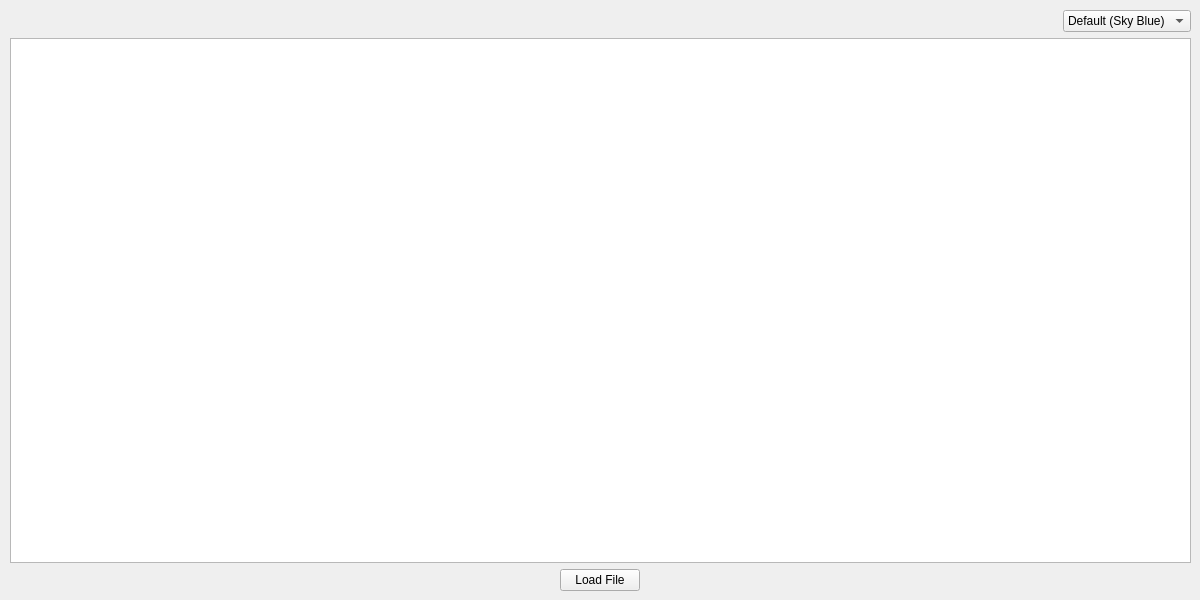
The window that wenyi-part/timetable.ui (jadeyun/2025-Project) describes before a commit, drawn with Qt 5.
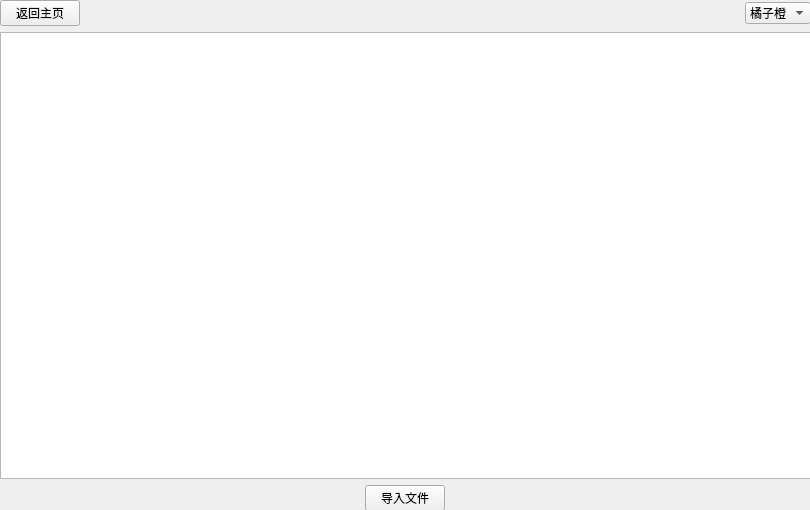
The same window after the commit.

Commit message: Updated timetable and new profile and graph class.

```diff
--- a/wenyi-part/timetable.ui
+++ b/wenyi-part/timetable.ui
@@ -6,8 +6,8 @@
    <rect>
     <x>0</x>
     <y>0</y>
-    <width>1200</width>
-    <height>600</height>
+    <width>810</width>
+    <height>510</height>
    </rect>
   </property>
   <property name="sizePolicy">
@@ -22,10 +22,10 @@
   <widget class="QWidget" name="layoutWidget">
    <property name="geometry">
     <rect>
-     <x>10</x>
-     <y>10</y>
-     <width>1181</width>
-     <height>581</height>
+     <x>0</x>
+     <y>0</y>
+     <width>811</width>
+     <height>511</height>
     </rect>
    </property>
    <layout class="QGridLayout" name="gridLayout">
@@ -37,25 +37,40 @@
       <property name="enabled">
        <bool>true</bool>
       </property>
+      <property name="cursor">
+       <cursorShape>OpenHandCursor</cursorShape>
+      </property>
       <item>
        <property name="text">
-        <string>Default (Sky Blue)</string>
+        <string>橘子橙</string>
        </property>
       </item>
       <item>
        <property name="text">
-        <string>Sweet Pink</string>
+        <string>樱花粉</string>
        </property>
       </item>
       <item>
        <property name="text">
-        <string>Taro Purple</string>
+        <string>晴空蓝</string>
        </property>
       </item>
+      <item>
+       <property name="text">
+        <string>芋泥紫</string>
+       </property>
+      </item>
      </widget>
     </item>
-    <item row="0" column="0">
-     <spacer name="horizontalSpacer_3">
+    <item row="1" column="0" colspan="3">
+     <widget class="QTableWidget" name="tableTimetable">
+      <property name="cursor" stdset="0">
+       <cursorShape>PointingHandCursor</cursorShape>
+      </property>
+     </widget>
+    </item>
+    <item row="0" column="1">
+     <spacer name="horizontalSpacer_4">
       <property name="orientation">
        <enum>Qt::Orientation::Horizontal</enum>
       </property>
@@ -67,7 +82,7 @@
       </property>
      </spacer>
     </item>
-    <item row="3" column="1" alignment="Qt::AlignmentFlag::AlignHCenter">
+    <item row="2" column="1" alignment="Qt::AlignmentFlag::AlignHCenter">
      <widget class="QPushButton" name="loadFileButton">
       <property name="sizePolicy">
        <sizepolicy hsizetype="Fixed" vsizetype="Fixed">
@@ -76,14 +91,14 @@
        </sizepolicy>
       </property>
       <property name="cursor">
-       <cursorShape>ArrowCursor</cursorShape>
+       <cursorShape>PointingHandCursor</cursorShape>
       </property>
       <property name="text">
-       <string>Load File</string>
+       <string>导入文件</string>
       </property>
      </widget>
     </item>
-    <item row="3" column="2">
+    <item row="2" column="2">
      <spacer name="horizontalSpacer_2">
       <property name="orientation">
        <enum>Qt::Orientation::Horizontal</enum>
@@ -96,7 +111,7 @@
       </property>
      </spacer>
     </item>
-    <item row="3" column="0">
+    <item row="2" column="0">
      <spacer name="horizontalSpacer">
       <property name="orientation">
        <enum>Qt::Orientation::Horizontal</enum>
@@ -109,21 +124,21 @@
       </property>
      </spacer>
     </item>
-    <item row="0" column="1">
-     <spacer name="horizontalSpacer_4">
-      <property name="orientation">
-       <enum>Qt::Orientation::Horizontal</enum>
+    <item row="0" column="0" alignment="Qt::AlignmentFlag::AlignLeft">
+     <widget class="QPushButton" name="returnButton">
+      <property name="sizePolicy">
+       <sizepolicy hsizetype="Minimum" vsizetype="Fixed">
+        <horstretch>0</horstretch>
+        <verstretch>0</verstretch>
+       </sizepolicy>
       </property>
-      <property name="sizeHint" stdset="0">
-       <size>
-        <width>40</width>
-        <height>20</height>
-       </size>
+      <property name="cursor">
+       <cursorShape>PointingHandCursor</cursorShape>
       </property>
-     </spacer>
-    </item>
-    <item row="2" column="0" colspan="3">
-     <widget class="QTableWidget" name="tableTimetable"/>
+      <property name="text">
+       <string>返回主页</string>
+      </property>
+     </widget>
     </item>
    </layout>
   </widget>
```
The commit also changes 12 other files.
